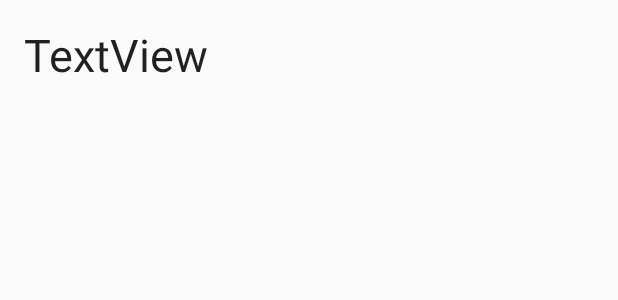
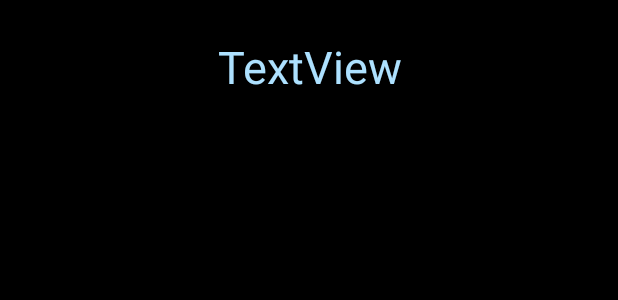
Before and after one commit to ammarc/Neon-Android-App, an Android app: the layout activity_profile_page.xml on its own in the app's theme, with its tools: preview values and no code run, on a phone screen of 412 x 824 dp. Shown: the top 300 px of the screen. Run offline under Robolectric (Android 15) with nearby library versions, the phone set to English and light mode, and no system bars.

Commit message:
looking a bit prettier

```diff
--- a/app/src/main/java/itproject/neon_client/ChatActivity.java
+++ b/app/src/main/java/itproject/neon_client/ChatActivity.java
@@ -11,7 +11,7 @@ public class ChatActivity extends AppCompatActivity {
     protected void onCreate(Bundle savedInstanceState) {
 
         super.onCreate(savedInstanceState);
-        setContentView(R.layout.activity_display_message);
+        setContentView(R.layout.activity_chat);
 
         // Get the Intent that started this activity and extract the string
         Intent intent = getIntent();
--- a/app/src/main/java/itproject/neon_client/ProfilePageActivity.java
+++ b/app/src/main/java/itproject/neon_client/ProfilePageActivity.java
@@ -61,13 +61,14 @@ public class ProfilePageActivity extends AppCompatActivity {
         TextView tv0 = new TextView(this);
         tv0.setText("Friends");
         tv0.setTextSize(20);
-        tv0.setTextColor(Color.BLACK);
+        tv0.setTextColor(Color.WHITE);
         tbrow0.addView(tv0);
         stk.addView(tbrow0);
         for (final String friend : friends) {
             TableRow tbrow = new TableRow(this);
             TextView t1v = new TextView(this);
             t1v.setText(friend);
+            t1v.setTextColor(Color.WHITE);
             t1v.setGravity(Gravity.LEFT);
             tbrow.addView(t1v);
             tbrow.setOnClickListener(new View.OnClickListener() {
--- a/app/src/main/res/layout/activity_display_message.xml
+++ b/app/src/main/res/layout/activity_chat.xml
@@ -4,13 +4,15 @@
     xmlns:tools="http://schemas.android.com/tools"
     android:layout_width="match_parent"
     android:layout_height="match_parent"
-    tools:context="itproject.neon_client.DisplayMessageActivity">
+    tools:context="itproject.neon_client.ChatActivity"
+    android:background="@color/black">
 
     <TextView
             android:id="@+id/textView"
             android:layout_width="wrap_content"
             android:layout_height="wrap_content"
             android:text="TextView"
+            android:textColor="@color/white"
             app:layout_constraintRight_toRightOf="parent"
             app:layout_constraintLeft_toLeftOf="parent" tools:layout_constraintTop_creator="1"
             tools:layout_constraintRight_creator="1" android:layout_marginTop="38dp"
--- a/app/src/main/res/layout/activity_profile_page.xml
+++ b/app/src/main/res/layout/activity_profile_page.xml
@@ -4,20 +4,23 @@
     xmlns:tools="http://schemas.android.com/tools"
     android:layout_width="match_parent"
     android:layout_height="match_parent"
-    tools:context="itproject.neon_client.ProfilePageActivity">
+    tools:context="itproject.neon_client.ProfilePageActivity"
+    android:background="@color/black">
 
     <TextView
         android:id="@+id/user_info_display"
         android:layout_width="wrap_content"
         android:layout_height="wrap_content"
-        android:layout_marginLeft="16dp"
-        android:layout_marginTop="16dp"
         android:text="TextView"
         android:textAppearance="@style/TextAppearance.AppCompat"
+        android:gravity="center_horizontal"
+        android:textSize="30dp"
+        android:textColor="@color/blue"
         app:layout_constraintLeft_toLeftOf="parent"
+        app:layout_constraintRight_toRightOf="parent"
+        app:layout_constraintHorizontal_bias="0.501"
         app:layout_constraintTop_toTopOf="parent"
-        android:textSize="30dp"
-        android:layout_marginStart="16dp" />
+        android:layout_marginTop="24dp" />
 
     <TableLayout
         android:id="@+id/friends_table"
```
